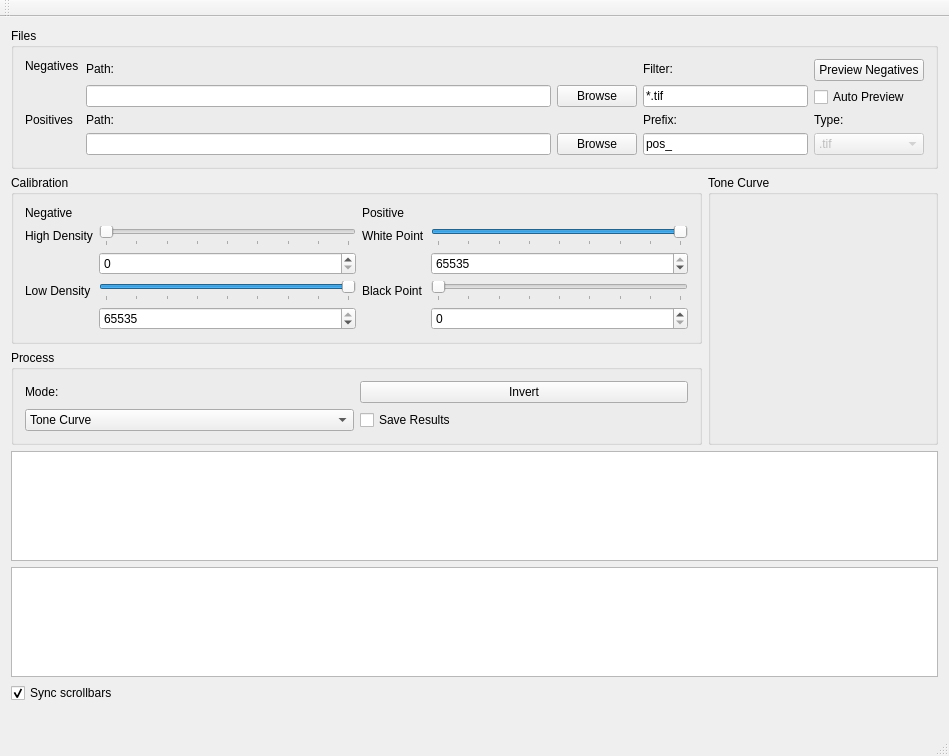
Above: src/mainwindow.ui from lmeinel/NegLab before the change. Below: the same form after it.
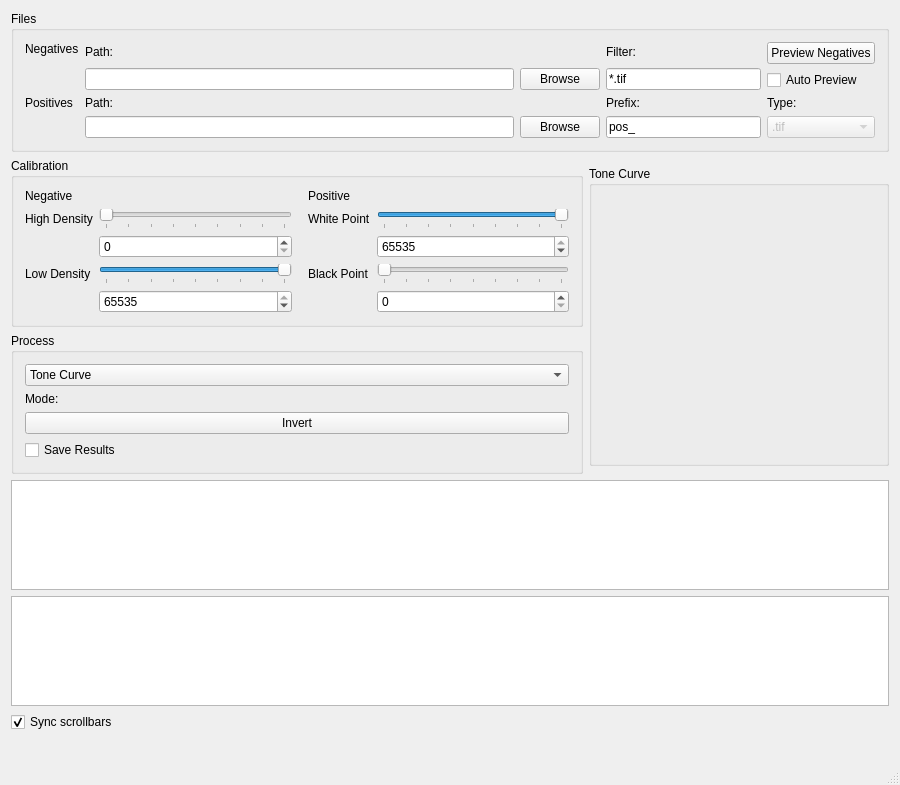
That is the form after the change. Custom widgets are drawn as their Qt base class.

```diff
--- a/src/mainwindow.ui
+++ b/src/mainwindow.ui
@@ -6,22 +6,16 @@
    <rect>
     <x>0</x>
     <y>0</y>
-    <width>949</width>
-    <height>736</height>
+    <width>900</width>
+    <height>755</height>
    </rect>
   </property>
-  <property name="sizePolicy">
-   <sizepolicy hsizetype="Preferred" vsizetype="Preferred">
-    <horstretch>0</horstretch>
-    <verstretch>0</verstretch>
-   </sizepolicy>
-  </property>
   <property name="windowTitle">
    <string>NegLab</string>
   </property>
   <widget class="QWidget" name="centralWidget">
-   <layout class="QVBoxLayout" name="verticalLayout_9">
-    <item>
+   <layout class="QGridLayout" name="gridLayout">
+    <item row="0" column="0" colspan="2">
      <widget class="QGroupBox" name="groupBox">
       <property name="sizePolicy">
        <sizepolicy hsizetype="Preferred" vsizetype="Fixed">
@@ -202,9 +196,7 @@
       </layout>
      </widget>
     </item>
-    <item>
-     <layout class="QGridLayout" name="gridLayout" rowstretch="1,1" columnstretch="3,1">
-      <item row="0" column="0">
+    <item row="1" column="0">
        <widget class="QGroupBox" name="groupBox_Calibration">
         <property name="enabled">
          <bool>true</bool>
@@ -215,7 +207,29 @@
         <layout class="QGridLayout" name="gridLayout_4">
          <item row="0" column="0">
           <layout class="QGridLayout" name="gridLayout_Calibration">
-           <item row="1" column="3">
+         <item row="3" column="4">
+          <widget class="QSlider" name="horizontalSlider_PosBlackVal">
+           <property name="maximum">
+            <number>65535</number>
+           </property>
+           <property name="singleStep">
+            <number>256</number>
+           </property>
+           <property name="pageStep">
+            <number>8192</number>
+           </property>
+           <property name="orientation">
+            <enum>Qt::Horizontal</enum>
+           </property>
+           <property name="tickPosition">
+            <enum>QSlider::TicksBelow</enum>
+           </property>
+           <property name="tickInterval">
+            <number>8192</number>
+           </property>
+          </widget>
+         </item>
+         <item row="1" column="4">
             <widget class="QSlider" name="horizontalSlider_PosWhiteVal">
              <property name="maximum">
               <number>65535</number>
@@ -240,39 +254,20 @@
              </property>
             </widget>
            </item>
-           <item row="1" column="1">
-            <widget class="QSlider" name="horizontalSlider_NegHdVal">
+         <item row="0" column="0">
+          <widget class="QLabel" name="label_9">
+           <property name="text">
+            <string>Negative</string>
+           </property>
+          </widget>
+         </item>
+         <item row="4" column="4">
+          <widget class="QSpinBox" name="spinBox_PosBlackVal">
              <property name="maximum">
               <number>65535</number>
              </property>
              <property name="singleStep">
               <number>256</number>
-             </property>
-             <property name="pageStep">
-              <number>8192</number>
-             </property>
-             <property name="orientation">
-              <enum>Qt::Horizontal</enum>
-             </property>
-             <property name="tickPosition">
-              <enum>QSlider::TicksBelow</enum>
-             </property>
-             <property name="tickInterval">
-              <number>8192</number>
-             </property>
-            </widget>
-           </item>
-           <item row="1" column="0">
-            <widget class="QLabel" name="label_NegHdVal">
-             <property name="text">
-              <string>High Density</string>
-             </property>
-            </widget>
-           </item>
-           <item row="1" column="2">
-            <widget class="QLabel" name="label_PosWhiteVal">
-             <property name="text">
-              <string>White Point</string>
              </property>
             </widget>
            </item>
@@ -289,26 +284,10 @@
              </property>
             </widget>
            </item>
-           <item row="2" column="3">
-            <widget class="QSpinBox" name="spinBox_PosWhiteVal">
-             <property name="maximum">
-              <number>65535</number>
-             </property>
-             <property name="singleStep">
-              <number>256</number>
-             </property>
-             <property name="value">
-              <number>65535</number>
-             </property>
-            </widget>
-           </item>
-           <item row="4" column="3">
-            <widget class="QSpinBox" name="spinBox_PosBlackVal">
-             <property name="maximum">
-              <number>65535</number>
-             </property>
-             <property name="singleStep">
-              <number>256</number>
+         <item row="1" column="3">
+          <widget class="QLabel" name="label_PosWhiteVal">
+           <property name="text">
+            <string>White Point</string>
              </property>
             </widget>
            </item>
@@ -325,45 +304,13 @@
              </property>
             </widget>
            </item>
-           <item row="0" column="0">
-            <widget class="QLabel" name="label_9">
-             <property name="text">
-              <string>Negative</string>
-             </property>
-            </widget>
-           </item>
-           <item row="0" column="2">
+         <item row="0" column="3">
             <widget class="QLabel" name="label_10">
              <property name="text">
               <string>Positive</string>
              </property>
             </widget>
            </item>
-           <item row="3" column="1">
-            <widget class="QSlider" name="horizontalSlider_NegLdVal">
-             <property name="maximum">
-              <number>65535</number>
-             </property>
-             <property name="singleStep">
-              <number>256</number>
-             </property>
-             <property name="pageStep">
-              <number>8192</number>
-             </property>
-             <property name="value">
-              <number>65535</number>
-             </property>
-             <property name="orientation">
-              <enum>Qt::Horizontal</enum>
-             </property>
-             <property name="tickPosition">
-              <enum>QSlider::TicksBelow</enum>
-             </property>
-             <property name="tickInterval">
-              <number>8192</number>
-             </property>
-            </widget>
-           </item>
            <item row="3" column="0">
             <widget class="QLabel" name="label_NegLdVal">
              <property name="text">
@@ -371,49 +318,145 @@
              </property>
             </widget>
            </item>
+         <item row="3" column="1">
+          <widget class="QSlider" name="horizontalSlider_NegLdVal">
+           <property name="maximum">
+            <number>65535</number>
+           </property>
+           <property name="singleStep">
+            <number>256</number>
+           </property>
+           <property name="pageStep">
+            <number>8192</number>
+           </property>
+           <property name="value">
+            <number>65535</number>
+           </property>
+           <property name="orientation">
+            <enum>Qt::Horizontal</enum>
+           </property>
+           <property name="tickPosition">
+            <enum>QSlider::TicksBelow</enum>
+           </property>
+           <property name="tickInterval">
+            <number>8192</number>
+           </property>
+          </widget>
+         </item>
+         <item row="1" column="0">
+          <widget class="QLabel" name="label_NegHdVal">
+           <property name="text">
+            <string>High Density</string>
+           </property>
+          </widget>
+         </item>
            <item row="3" column="3">
-            <widget class="QSlider" name="horizontalSlider_PosBlackVal">
-             <property name="maximum">
-              <number>65535</number>
-             </property>
-             <property name="singleStep">
-              <number>256</number>
-             </property>
-             <property name="pageStep">
-              <number>8192</number>
-             </property>
-             <property name="orientation">
-              <enum>Qt::Horizontal</enum>
-             </property>
-             <property name="tickPosition">
-              <enum>QSlider::TicksBelow</enum>
-             </property>
-             <property name="tickInterval">
-              <number>8192</number>
-             </property>
-            </widget>
-           </item>
-           <item row="3" column="2">
             <widget class="QLabel" name="label_PosBlackVal">
              <property name="text">
               <string>Black Point</string>
              </property>
             </widget>
            </item>
+         <item row="1" column="1">
+          <widget class="QSlider" name="horizontalSlider_NegHdVal">
+           <property name="maximum">
+            <number>65535</number>
+           </property>
+           <property name="singleStep">
+            <number>256</number>
+           </property>
+           <property name="pageStep">
+            <number>8192</number>
+           </property>
+           <property name="orientation">
+            <enum>Qt::Horizontal</enum>
+           </property>
+           <property name="tickPosition">
+            <enum>QSlider::TicksBelow</enum>
+           </property>
+           <property name="tickInterval">
+            <number>8192</number>
+           </property>
+          </widget>
+         </item>
+         <item row="2" column="4">
+          <widget class="QSpinBox" name="spinBox_PosWhiteVal">
+           <property name="maximum">
+            <number>65535</number>
+           </property>
+           <property name="singleStep">
+            <number>256</number>
+           </property>
+           <property name="value">
+            <number>65535</number>
+           </property>
+          </widget>
+         </item>
+         <item row="1" column="2">
+          <spacer name="horizontalSpacer">
+           <property name="orientation">
+            <enum>Qt::Horizontal</enum>
+           </property>
+           <property name="sizeType">
+            <enum>QSizePolicy::Fixed</enum>
+           </property>
+           <property name="sizeHint" stdset="0">
+            <size>
+             <width>10</width>
+             <height>20</height>
+            </size>
+           </property>
+          </spacer>
+         </item>
           </layout>
          </item>
         </layout>
        </widget>
       </item>
-      <item row="1" column="0">
+    <item row="1" column="1" rowspan="2">
+     <widget class="QGroupBox" name="groupBox_ToneCurve">
+      <property name="enabled">
+       <bool>true</bool>
+      </property>
+      <property name="sizePolicy">
+       <sizepolicy hsizetype="Fixed" vsizetype="Fixed">
+        <horstretch>0</horstretch>
+        <verstretch>0</verstretch>
+       </sizepolicy>
+      </property>
+      <property name="minimumSize">
+       <size>
+        <width>300</width>
+        <height>300</height>
+       </size>
+      </property>
+      <property name="title">
+       <string>Tone Curve</string>
+      </property>
+      <layout class="QGridLayout" name="gridLayout_8">
+       <item row="0" column="0">
+        <layout class="QGridLayout" name="gridLayout_7">
+         <item row="0" column="0">
+          <widget class="QCustomPlot" name="widget_ToneCurve" native="true"/>
+         </item>
+        </layout>
+       </item>
+      </layout>
+     </widget>
+    </item>
+    <item row="2" column="0">
        <widget class="QGroupBox" name="groupBox_Process">
+      <property name="sizePolicy">
+       <sizepolicy hsizetype="Minimum" vsizetype="Preferred">
+        <horstretch>0</horstretch>
+        <verstretch>0</verstretch>
+       </sizepolicy>
+      </property>
         <property name="title">
          <string>Process</string>
         </property>
-        <layout class="QHBoxLayout" name="horizontalLayout_8">
+      <layout class="QVBoxLayout" name="verticalLayout">
          <item>
-          <layout class="QGridLayout" name="gridLayout_3" columnstretch="0,0">
-           <item row="1" column="0">
             <widget class="QComboBox" name="comboBox_Mode">
              <item>
               <property name="text">
@@ -427,21 +470,30 @@
              </item>
             </widget>
            </item>
-           <item row="0" column="0">
+       <item>
             <widget class="QLabel" name="label_8">
              <property name="text">
               <string>Mode:</string>
              </property>
             </widget>
            </item>
-           <item row="0" column="1">
+       <item>
             <widget class="QPushButton" name="pushButton_Invert">
              <property name="text">
               <string>Invert</string>
              </property>
-            </widget>
-           </item>
-           <item row="1" column="1">
+         <property name="shortcut">
+          <string>Ctrl+I</string>
+         </property>
+         <property name="checkable">
+          <bool>false</bool>
+         </property>
+         <property name="flat">
+          <bool>false</bool>
+         </property>
+        </widget>
+       </item>
+       <item>
             <widget class="QCheckBox" name="checkBox_saveResults">
              <property name="text">
               <string>Save Results</string>
@@ -449,32 +501,9 @@
             </widget>
            </item>
           </layout>
-         </item>
-        </layout>
-       </widget>
-      </item>
-      <item row="0" column="1" rowspan="2">
-       <widget class="QGroupBox" name="groupBox_ToneCurve">
-        <property name="enabled">
-         <bool>true</bool>
-        </property>
-        <property name="title">
-         <string>Tone Curve</string>
-        </property>
-        <layout class="QGridLayout" name="gridLayout_8">
-         <item row="0" column="0">
-          <layout class="QGridLayout" name="gridLayout_7">
-           <item row="0" column="0">
-            <widget class="QCustomPlot" name="widget_ToneCurve" native="true"/>
-           </item>
-          </layout>
-         </item>
-        </layout>
-       </widget>
-      </item>
-     </layout>
-    </item>
-    <item>
+     </widget>
+    </item>
+    <item row="3" column="0" colspan="2">
      <widget class="QListWidget" name="listWidget_NegPreview">
       <property name="sizePolicy">
        <sizepolicy hsizetype="Expanding" vsizetype="Fixed">
@@ -529,7 +558,7 @@
       </property>
      </widget>
     </item>
-    <item>
+    <item row="4" column="0" colspan="2">
      <widget class="QListWidget" name="listWidget_PosPreview">
       <property name="sizePolicy">
        <sizepolicy hsizetype="Expanding" vsizetype="Fixed">
@@ -581,7 +610,7 @@
       </property>
      </widget>
     </item>
-    <item>
+    <item row="5" column="0">
      <widget class="QCheckBox" name="checkBox_syncPrevScrollbar">
       <property name="enabled">
        <bool>true</bool>
@@ -594,7 +623,7 @@
       </property>
      </widget>
     </item>
-    <item>
+    <item row="6" column="0">
      <widget class="QLabel" name="label_11">
       <property name="text">
        <string/>
@@ -603,31 +632,7 @@
     </item>
    </layout>
   </widget>
-  <widget class="QMenuBar" name="menuBar">
-   <property name="enabled">
-    <bool>true</bool>
-   </property>
-   <property name="geometry">
-    <rect>
-     <x>0</x>
-     <y>0</y>
-     <width>949</width>
-     <height>21</height>
-    </rect>
-   </property>
-  </widget>
   <widget class="QStatusBar" name="statusBar"/>
-  <widget class="QToolBar" name="mainToolBar">
-   <property name="enabled">
-    <bool>true</bool>
-   </property>
-   <attribute name="toolBarArea">
-    <enum>TopToolBarArea</enum>
-   </attribute>
-   <attribute name="toolBarBreak">
-    <bool>false</bool>
-   </attribute>
-  </widget>
  </widget>
  <layoutdefault spacing="6" margin="11"/>
  <customwidgets>
```
Lines whose indentation alone changed are shown as unchanged.
